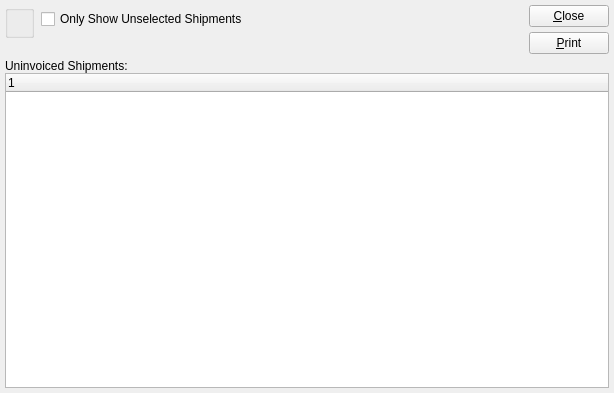
Before: the Qt Designer form xtuple/trunk/guiclient/uninvoicedShipments.ui in WooodHead/xtuple, drawn with Qt 5.
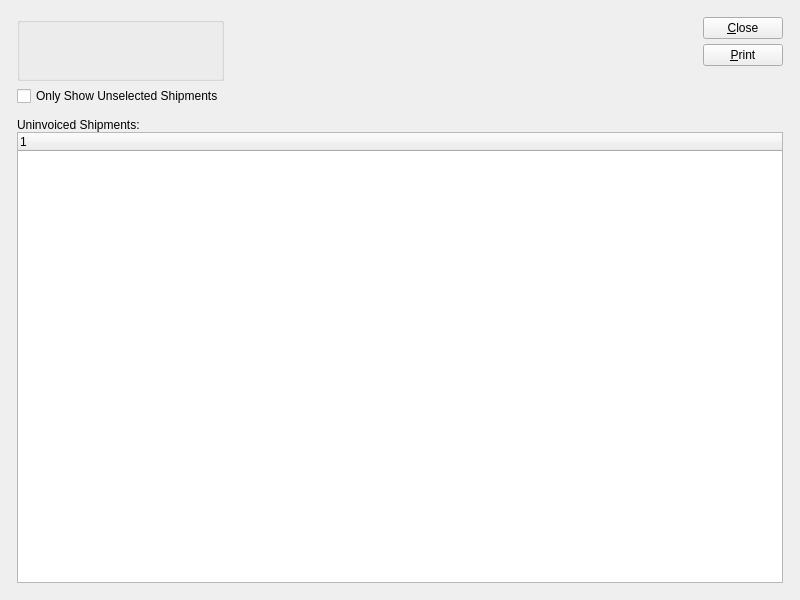
After: the same form once the commit is applied. Custom widgets are drawn as their Qt base class.

The edit to the form file:
```diff
--- a/xtuple/trunk/guiclient/uninvoicedShipments.ui
+++ b/xtuple/trunk/guiclient/uninvoicedShipments.ui
@@ -13,63 +13,36 @@
    <rect>
     <x>0</x>
     <y>0</y>
-    <width>614</width>
-    <height>393</height>
+    <width>800</width>
+    <height>600</height>
    </rect>
   </property>
   <property name="windowTitle" >
    <string>Uninvoiced Shipments</string>
   </property>
-   <layout class="QVBoxLayout" >
-    <item>
-     <layout class="QHBoxLayout" >
+  <layout class="QGridLayout" name="gridLayout_3" >
+   <item row="0" column="0" >
+    <layout class="QGridLayout" name="gridLayout_2" >
       <property name="margin" >
-       <number>0</number>
+      <number>12</number>
       </property>
       <property name="spacing" >
-       <number>7</number>
-      </property>
+      <number>12</number>
+     </property>
+     <item row="0" column="0" >
+      <layout class="QHBoxLayout" name="horizontalLayout" >
       <item>
-       <layout class="QVBoxLayout" >
-        <property name="margin" >
-         <number>0</number>
-        </property>
-        <property name="spacing" >
-         <number>0</number>
-        </property>
+        <layout class="QVBoxLayout" name="verticalLayout" >
         <item>
          <widget class="WarehouseGroup" name="_warehouse" >
           <property name="title" >
            <string/>
           </property>
-         </widget>
-        </item>
-        <item>
-         <spacer>
-          <property name="orientation" >
-           <enum>Qt::Vertical</enum>
-          </property>
-          <property name="sizeType" >
-           <enum>QSizePolicy::Preferred</enum>
-          </property>
-          <property name="sizeHint" >
-           <size>
-            <width>20</width>
-            <height>16</height>
-           </size>
-          </property>
-         </spacer>
-        </item>
-       </layout>
-      </item>
-      <item>
-       <layout class="QVBoxLayout" >
-        <property name="margin" >
-         <number>0</number>
-        </property>
-        <property name="spacing" >
-         <number>0</number>
-        </property>
+           <property name="fixedSize" >
+            <bool>false</bool>
+           </property>
+          </widget>
+         </item>
         <item>
          <widget class="XCheckBox" name="_showUnselected" >
           <property name="text" >
@@ -77,32 +50,8 @@
           </property>
          </widget>
         </item>
-        <item>
-         <spacer>
-          <property name="orientation" >
-           <enum>Qt::Vertical</enum>
-          </property>
-          <property name="sizeType" >
-           <enum>QSizePolicy::Preferred</enum>
-          </property>
-          <property name="sizeHint" >
-           <size>
-            <width>20</width>
-            <height>20</height>
-           </size>
-          </property>
-         </spacer>
-        </item>
-       </layout>
-      </item>
-      <item>
-       <layout class="QHBoxLayout" >
-        <property name="margin" >
-         <number>0</number>
-        </property>
-        <property name="spacing" >
-         <number>0</number>
-        </property>
+        </layout>
+       </item>
         <item>
          <spacer>
           <property name="orientation" >
@@ -111,7 +60,7 @@
           <property name="sizeType" >
            <enum>QSizePolicy::Expanding</enum>
           </property>
-          <property name="sizeHint" >
+         <property name="sizeHint" stdset="0" >
            <size>
             <width>106</width>
             <height>20</height>
@@ -121,9 +70,6 @@
         </item>
         <item>
          <layout class="QVBoxLayout" >
-          <property name="margin" >
-           <number>0</number>
-          </property>
           <property name="spacing" >
            <number>5</number>
           </property>
@@ -141,17 +87,43 @@
             </property>
            </widget>
           </item>
-         </layout>
-        </item>
-       </layout>
-      </item>
-     </layout>
-    </item>
     <item>
-     <layout class="QVBoxLayout" >
+          <spacer name="verticalSpacer" >
+           <property name="orientation" >
+            <enum>Qt::Vertical</enum>
+           </property>
+           <property name="sizeHint" stdset="0" >
+            <size>
+             <width>20</width>
+             <height>40</height>
+            </size>
+           </property>
+          </spacer>
+         </item>
+        </layout>
+       </item>
+      </layout>
+     </item>
+     <item row="1" column="0" >
+      <widget class="QFrame" name="_frame" >
+       <property name="sizePolicy" >
+        <sizepolicy vsizetype="Expanding" hsizetype="Preferred" >
+         <horstretch>0</horstretch>
+         <verstretch>1</verstretch>
+        </sizepolicy>
+       </property>
+       <property name="frameShape" >
+        <enum>QFrame::NoFrame</enum>
+       </property>
+       <property name="frameShadow" >
+        <enum>QFrame::Raised</enum>
+       </property>
+       <layout class="QGridLayout" name="gridLayout" >
       <property name="margin" >
        <number>0</number>
       </property>
+        <item row="0" column="0" >
+         <layout class="QVBoxLayout" >
       <property name="spacing" >
        <number>0</number>
       </property>
@@ -172,19 +144,24 @@
     </item>
    </layout>
  </widget>
+     </item>
+    </layout>
+   </item>
+  </layout>
+ </widget>
  <layoutdefault spacing="5" margin="5" />
  <pixmapfunction>qPixmapFromMimeSource</pixmapfunction>
  <customwidgets>
-  <customwidget>
-   <class>XCheckBox</class>
-   <extends>QCheckBox</extends>
-   <header>xcheckbox.h</header>
-  </customwidget>
   <customwidget>
    <class>WarehouseGroup</class>
    <extends>QGroupBox</extends>
    <header>warehousegroup.h</header>
   </customwidget>
+  <customwidget>
+   <class>XCheckBox</class>
+   <extends>QCheckBox</extends>
+   <header>xcheckbox.h</header>
+  </customwidget>
   <customwidget>
    <class>XTreeWidget</class>
    <extends>QTreeWidget</extends>
```
Left out of the diff: 3 changed lines with no effect on the pictures. Lines whose indentation alone changed are shown as unchanged.
